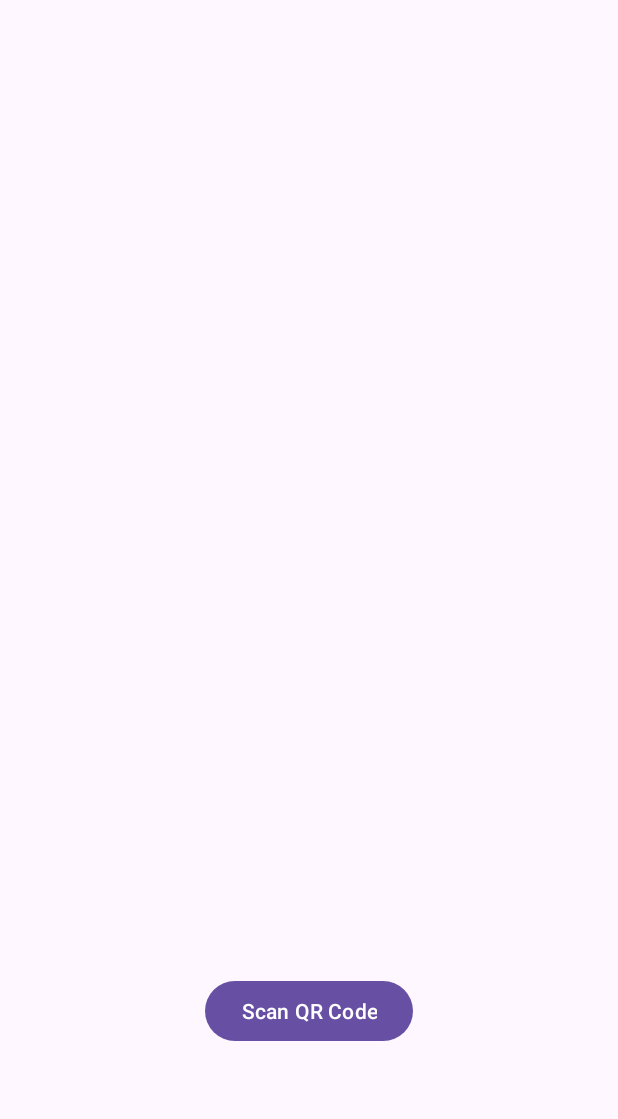
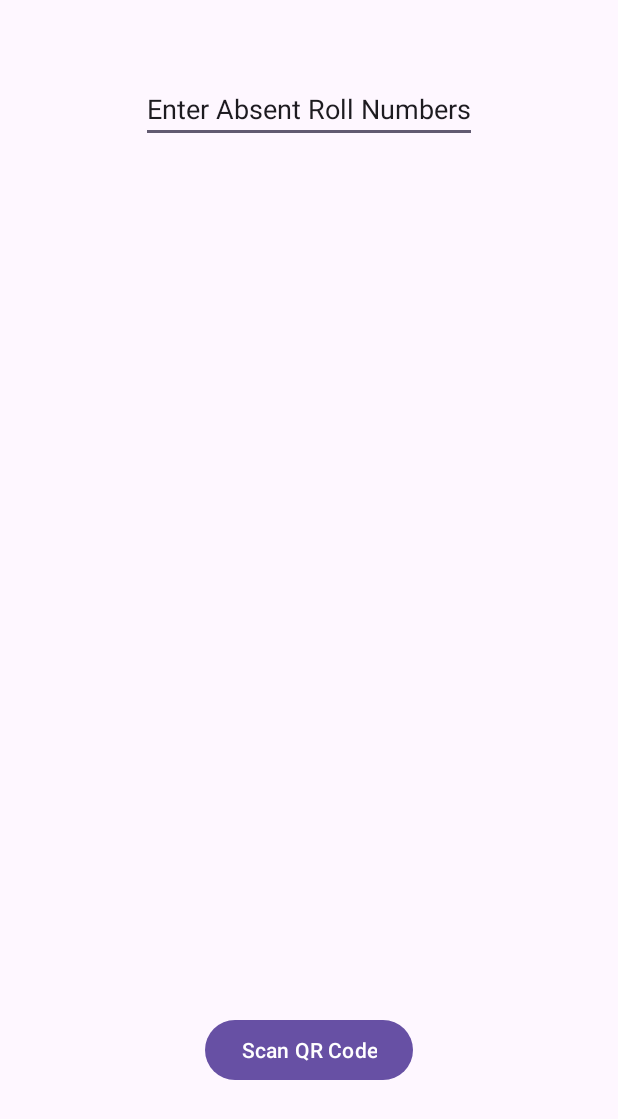
Before and after one commit to mrinal15/EE604_Attendance, an Android app: the screen it shows after launch (MainActivity), on a phone screen of 412 x 824 dp. Shown: the top 1119 px of the screen. Run offline under Robolectric (Android 15) with nearby library versions, the phone set to English and light mode, and no system bars; libraries missing offline, so code that uses them is left out: com.google.zxing.integration.

Commit message:
Added functionality to add Absent Roll Numbers

```diff
--- a/app/src/main/AndroidManifest.xml
+++ b/app/src/main/AndroidManifest.xml
@@ -17,7 +17,8 @@
         tools:targetApi="31">
         <activity
             android:name=".MainActivity"
-            android:exported="true">
+            android:exported="true"
+            android:windowSoftInputMode="adjustPan">
             <intent-filter>
                 <action android:name="android.intent.action.MAIN" />
 
--- a/app/src/main/java/com/example/attendance/MainActivity.java
+++ b/app/src/main/java/com/example/attendance/MainActivity.java
@@ -3,31 +3,76 @@ package com.example.attendance;
 import android.content.Intent;
 import android.os.Bundle;
 import android.util.Log;
+import android.view.KeyEvent;
 import android.view.View;
+import android.view.inputmethod.EditorInfo;
+import android.widget.AdapterView;
+import android.widget.ArrayAdapter;
 import android.widget.Button;
-
+import android.widget.EditText;
+import android.widget.ListView;
+import android.widget.TextView;
+import android.widget.Toast;
 import androidx.annotation.Nullable;
 import androidx.appcompat.app.AppCompatActivity;
-
 import com.google.zxing.integration.android.IntentIntegrator;
 import com.google.zxing.integration.android.IntentResult;
+import java.util.ArrayList;
 
 public class MainActivity extends AppCompatActivity {
 
-    String ADMIN_TAG = "Admin";
+    private String ADMIN_TAG = "hooper";
+    private EditText absentRollInput = null;
+    private ListView displayAbsentRoll = null;
+    private ArrayList<Integer> absentRollNumbers = new ArrayList<>();
+    private ArrayAdapter<Integer> adapter;
 
     @Override
     protected void onCreate(Bundle savedInstanceState) {
         super.onCreate(savedInstanceState);
         setContentView(R.layout.activity_main);
+        Button qrButton = findViewById(R.id.qr_code);
+        absentRollInput = findViewById(R.id.input_absent);
+        displayAbsentRoll = findViewById(R.id.display_absent);
 
-        Button qrButton = findViewById(R.id.qr_code);
+        adapter = new ArrayAdapter<>(this, android.R.layout.simple_list_item_1, absentRollNumbers);
+        displayAbsentRoll.setAdapter(adapter);
         qrButton.setOnClickListener(new View.OnClickListener() {
             @Override
             public void onClick(View view) {
                 IntentIntegrator integrator = new IntentIntegrator(MainActivity.this);
                 integrator.initiateScan();
                 Log.v(ADMIN_TAG , "Camera Open");
+            }
+        });
+
+        absentRollInput.setOnEditorActionListener(new TextView.OnEditorActionListener() {
+            @Override
+            public boolean onEditorAction(TextView textView, int i, KeyEvent keyEvent) {
+                if (i == EditorInfo.IME_ACTION_DONE) {
+                    Log.v(ADMIN_TAG, absentRollInput.getText().toString());
+                    Integer absentee = Integer.parseInt(absentRollInput.getText().toString());
+                    if( absentee > 200000 && absentee < 220000) {
+                        absentRollNumbers.add(absentee);
+                        adapter.notifyDataSetChanged();
+                        Log.d(ADMIN_TAG, absentRollNumbers.toString());
+                    }
+                    absentRollInput.getText().clear();
+                    return true;
+                }
+                return false;
+            }
+        });
+
+        displayAbsentRoll.setOnItemLongClickListener(new AdapterView.OnItemLongClickListener() {
+            @Override
+            public boolean onItemLongClick(AdapterView<?> adapterView, View view, int i, long l) {
+                Integer rollNumberToDelete = absentRollNumbers.get(i);
+                absentRollNumbers.remove(i);
+                adapter.notifyDataSetChanged();
+                Log.v(ADMIN_TAG, "Deleted: " + rollNumberToDelete);
+                Toast.makeText(MainActivity.this, "Deleted: " + rollNumberToDelete, Toast.LENGTH_SHORT);
+                return true;
             }
         });
     }
--- a/app/src/main/res/layout/activity_main.xml
+++ b/app/src/main/res/layout/activity_main.xml
@@ -6,14 +6,37 @@
     android:layout_height="match_parent"
     tools:context=".MainActivity">
 
+    <EditText
+        android:id="@+id/input_absent"
+        android:layout_width="wrap_content"
+        android:layout_height="wrap_content"
+        android:layout_marginTop="50dp"
+        android:inputType="number"
+        android:text="Enter Absent Roll Numbers"
+        app:layout_constraintEnd_toEndOf="parent"
+        app:layout_constraintStart_toStartOf="parent"
+        app:layout_constraintTop_toTopOf="parent" />
+
+    <ListView
+        android:id="@+id/display_absent"
+        android:layout_marginTop="50dp"
+        android:textAlignment="center"
+        android:layout_width="100dp"
+        android:layout_height="200dp"
+        app:layout_constraintTop_toBottomOf="@id/input_absent"
+        app:layout_constraintEnd_toEndOf="parent"
+        app:layout_constraintStart_toStartOf="parent" />
 
     <Button
         android:id="@+id/qr_code"
         android:layout_width="wrap_content"
         android:layout_height="wrap_content"
-        android:layout_marginBottom="20mm"
+        android:layout_marginBottom="100dp"
         android:text="@string/QR"
         app:layout_constraintBottom_toBottomOf="parent"
         app:layout_constraintEnd_toEndOf="parent"
         app:layout_constraintStart_toStartOf="parent" />
+
+
+
 </androidx.constraintlayout.widget.ConstraintLayout>
```
